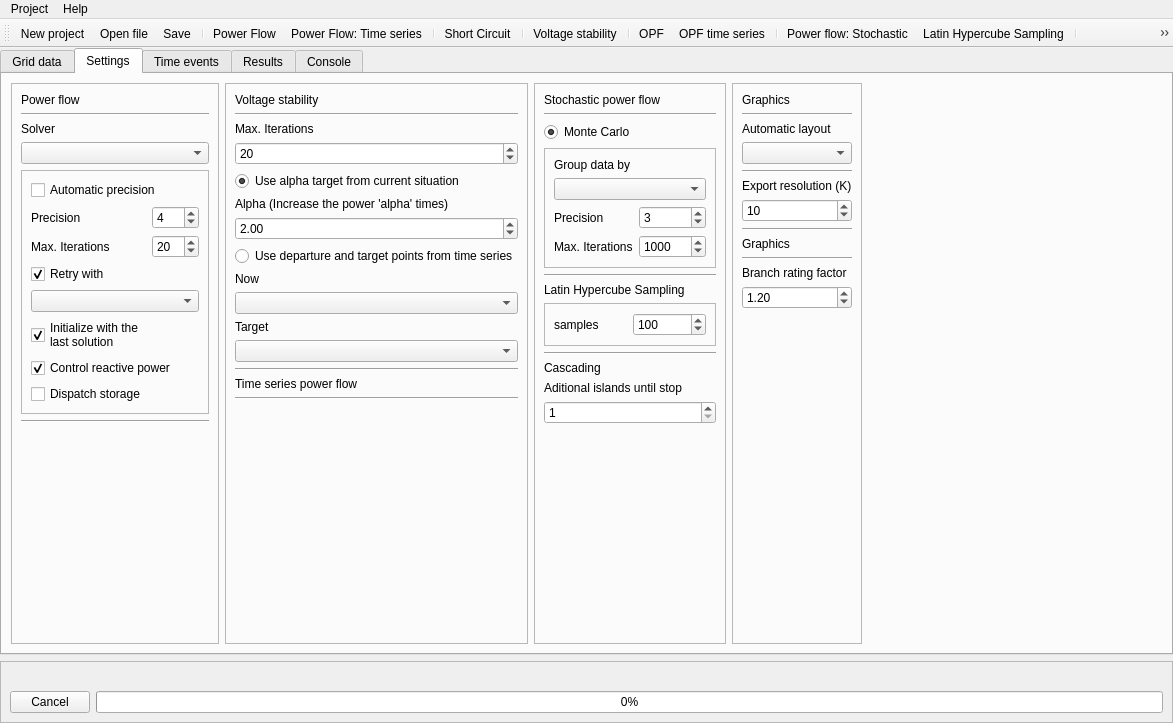
Above: UnderDevelopment/GridCal/Gui/Main/MainWindow.ui from SanPen/GridCal before the change. Below: the same form after it.
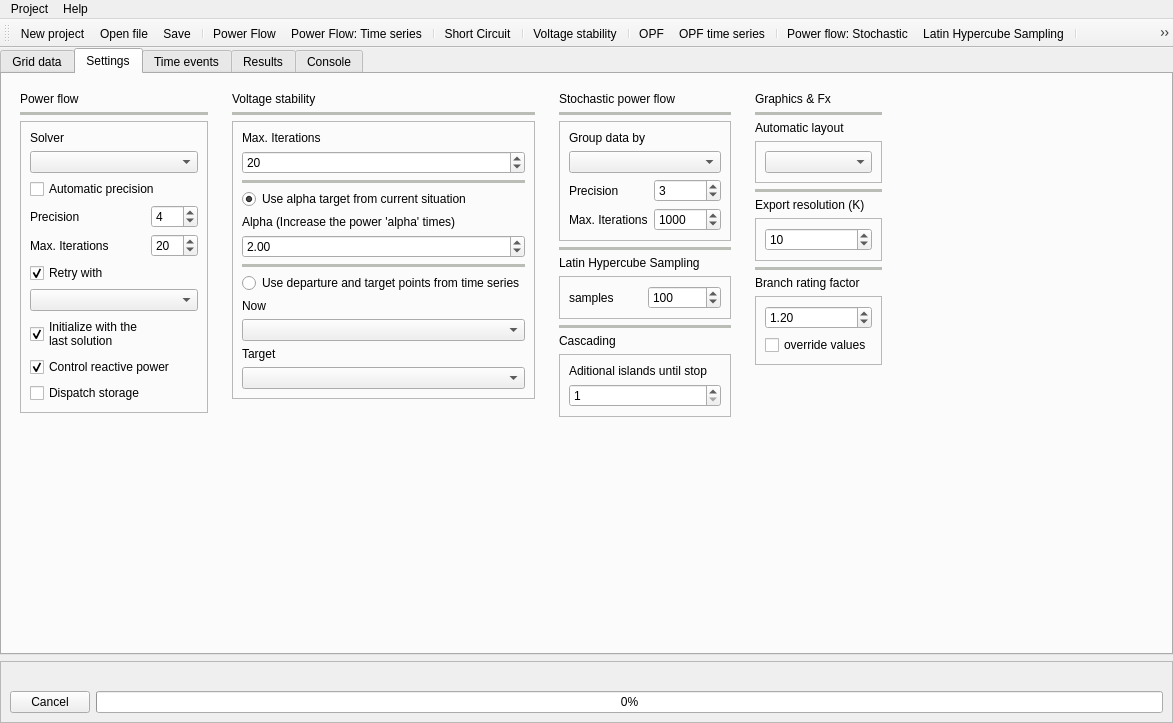
That is the form after the change. The open tabs and pages were chosen to show the change. Icons and pictures are not drawn. Custom widgets are drawn as their Qt base class.

What changed in the file:
```diff
--- a/UnderDevelopment/GridCal/Gui/Main/MainWindow.ui
+++ b/UnderDevelopment/GridCal/Gui/Main/MainWindow.ui
@@ -597,10 +597,10 @@
         <item>
          <widget class="QFrame" name="frame_7">
           <property name="frameShape">
-           <enum>QFrame::StyledPanel</enum>
+           <enum>QFrame::NoFrame</enum>
           </property>
           <property name="frameShadow">
-           <enum>QFrame::Raised</enum>
+           <enum>QFrame::Plain</enum>
           </property>
           <layout class="QVBoxLayout" name="verticalLayout_7">
            <item>
@@ -612,21 +612,54 @@
            </item>
            <item>
             <widget class="Line" name="line">
+             <property name="palette">
+              <palette>
+               <active>
+                <colorrole role="WindowText">
+                 <brush brushstyle="SolidPattern">
+                  <color alpha="255">
+                   <red>186</red>
+                   <green>189</green>
+                   <blue>182</blue>
+                  </color>
+                 </brush>
+                </colorrole>
+               </active>
+               <inactive>
+                <colorrole role="WindowText">
+                 <brush brushstyle="SolidPattern">
+                  <color alpha="255">
+                   <red>186</red>
+                   <green>189</green>
+                   <blue>182</blue>
+                  </color>
+                 </brush>
+                </colorrole>
+               </inactive>
+               <disabled>
+                <colorrole role="WindowText">
+                 <brush brushstyle="SolidPattern">
+                  <color alpha="255">
+                   <red>190</red>
+                   <green>190</green>
+                   <blue>190</blue>
+                  </color>
+                 </brush>
+                </colorrole>
+               </disabled>
+              </palette>
+             </property>
+             <property name="frameShadow">
+              <enum>QFrame::Plain</enum>
+             </property>
+             <property name="lineWidth">
+              <number>4</number>
+             </property>
              <property name="orientation">
               <enum>Qt::Horizontal</enum>
              </property>
             </widget>
            </item>
-           <item>
-            <widget class="QLabel" name="label_2">
-             <property name="text">
-              <string>Solver</string>
-             </property>
-            </widget>
-           </item>
-           <item>
-            <widget class="QComboBox" name="solver_comboBox"/>
-           </item>
            <item>
             <widget class="QFrame" name="frame_13">
              <property name="frameShape">
@@ -636,14 +669,14 @@
               <enum>QFrame::Raised</enum>
              </property>
              <layout class="QGridLayout" name="gridLayout_4">
-              <item row="1" column="0">
+              <item row="3" column="0">
                <widget class="QLabel" name="label_5">
                 <property name="text">
                  <string>Precision</string>
                 </property>
                </widget>
               </item>
-              <item row="1" column="1">
+              <item row="3" column="1">
                <widget class="QSpinBox" name="tolerance_spinBox">
                 <property name="toolTip">
                  <string>&lt;html&gt;&lt;head/&gt;&lt;body&gt;&lt;p&gt;Exponent of the precission to use.&lt;/p&gt;&lt;p&gt;precision = 1x10^-factor&lt;/p&gt;&lt;p&gt;&lt;br/&gt;&lt;/p&gt;&lt;p&gt;i.e.&lt;/p&gt;&lt;p&gt;factor=3&lt;/p&gt;&lt;p&gt;precision = 1e-3&lt;/p&gt;&lt;/body&gt;&lt;/html&gt;</string>
@@ -659,14 +692,14 @@
                 </property>
                </widget>
               </item>
-              <item row="2" column="0">
+              <item row="4" column="0">
                <widget class="QLabel" name="label_6">
                 <property name="text">
                  <string>Max. Iterations</string>
                 </property>
                </widget>
               </item>
-              <item row="2" column="1">
+              <item row="4" column="1">
                <widget class="QSpinBox" name="max_iterations_spinBox">
                 <property name="toolTip">
                  <string>&lt;html&gt;&lt;head/&gt;&lt;body&gt;&lt;p&gt;Maximum numberof iterations to use.&lt;/p&gt;&lt;p&gt;&lt;br/&gt;&lt;/p&gt;&lt;p&gt;Tipical values: &lt;/p&gt;&lt;p&gt;Newton Raphson: 5&lt;/p&gt;&lt;p&gt;Levenberg-Marquards: 20&lt;/p&gt;&lt;p&gt;Fast decoupled: 10&lt;/p&gt;&lt;p&gt;Others: 20&lt;/p&gt;&lt;/body&gt;&lt;/html&gt;</string>
@@ -682,7 +715,7 @@
                 </property>
                </widget>
               </item>
-              <item row="4" column="0" colspan="2">
+              <item row="6" column="0" colspan="2">
                <widget class="QCheckBox" name="helm_retry_checkBox">
                 <property name="text">
                  <string>Retry with</string>
@@ -692,7 +725,7 @@
                 </property>
                </widget>
               </item>
-              <item row="7" column="0" colspan="2">
+              <item row="9" column="0" colspan="2">
                <widget class="QCheckBox" name="control_Q_checkBox">
                 <property name="text">
                  <string>Control reactive power</string>
@@ -702,17 +735,17 @@
                 </property>
                </widget>
               </item>
-              <item row="0" column="0" colspan="2">
+              <item row="2" column="0" colspan="2">
                <widget class="QCheckBox" name="auto_precision_checkBox">
                 <property name="text">
                  <string>Automatic precision</string>
                 </property>
                </widget>
               </item>
-              <item row="5" column="0" colspan="2">
+              <item row="7" column="0" colspan="2">
                <widget class="QComboBox" name="retry_solver_comboBox"/>
               </item>
-              <item row="6" column="0" colspan="2">
+              <item row="8" column="0" colspan="2">
                <widget class="QCheckBox" name="remember_last_solution_checkBox">
                 <property name="text">
                  <string>Initialize with the 
@@ -723,21 +756,24 @@
                 </property>
                </widget>
               </item>
-              <item row="8" column="0">
+              <item row="10" column="0">
                <widget class="QCheckBox" name="dispatch_storage_checkBox">
                 <property name="text">
                  <string>Dispatch storage</string>
                 </property>
                </widget>
               </item>
-             </layout>
-            </widget>
-           </item>
-           <item>
-            <widget class="Line" name="line_2">
-             <property name="orientation">
-              <enum>Qt::Horizontal</enum>
-             </property>
+              <item row="0" column="0">
+               <widget class="QLabel" name="label_2">
+                <property name="text">
+                 <string>Solver</string>
+                </property>
+               </widget>
+              </item>
+              <item row="1" column="0" colspan="2">
+               <widget class="QComboBox" name="solver_comboBox"/>
+              </item>
+             </layout>
             </widget>
            </item>
            <item>
@@ -759,10 +795,10 @@
         <item>
          <widget class="QFrame" name="frame_17">
           <property name="frameShape">
-           <enum>QFrame::StyledPanel</enum>
+           <enum>QFrame::NoFrame</enum>
           </property>
           <property name="frameShadow">
-           <enum>QFrame::Raised</enum>
+           <enum>QFrame::Plain</enum>
           </property>
           <layout class="QVBoxLayout" name="verticalLayout_19">
            <item>
@@ -773,12 +809,64 @@
             </widget>
            </item>
            <item>
-            <widget class="Line" name="line_11">
+            <widget class="Line" name="line_3">
+             <property name="palette">
+              <palette>
+               <active>
+                <colorrole role="WindowText">
+                 <brush brushstyle="SolidPattern">
+                  <color alpha="255">
+                   <red>186</red>
+                   <green>189</green>
+                   <blue>182</blue>
+                  </color>
+                 </brush>
+                </colorrole>
+               </active>
+               <inactive>
+                <colorrole role="WindowText">
+                 <brush brushstyle="SolidPattern">
+                  <color alpha="255">
+                   <red>186</red>
+                   <green>189</green>
+                   <blue>182</blue>
+                  </color>
+                 </brush>
+                </colorrole>
+               </inactive>
+               <disabled>
+                <colorrole role="WindowText">
+                 <brush brushstyle="SolidPattern">
+                  <color alpha="255">
+                   <red>190</red>
+                   <green>190</green>
+                   <blue>190</blue>
+                  </color>
+                 </brush>
+                </colorrole>
+               </disabled>
+              </palette>
+             </property>
+             <property name="frameShadow">
+              <enum>QFrame::Plain</enum>
+             </property>
+             <property name="lineWidth">
+              <number>4</number>
+             </property>
              <property name="orientation">
               <enum>Qt::Horizontal</enum>
              </property>
             </widget>
            </item>
+           <item>
+            <widget class="QFrame" name="frame_21">
+             <property name="frameShape">
+              <enum>QFrame::StyledPanel</enum>
+             </property>
+             <property name="frameShadow">
+              <enum>QFrame::Raised</enum>
+             </property>
+             <layout class="QVBoxLayout" name="verticalLayout_10">
            <item>
             <widget class="QLabel" name="label_29">
              <property name="text">
@@ -799,6 +887,56 @@
              </property>
             </widget>
            </item>
+              <item>
+               <widget class="Line" name="line_12">
+                <property name="palette">
+                 <palette>
+                  <active>
+                   <colorrole role="WindowText">
+                    <brush brushstyle="SolidPattern">
+                     <color alpha="255">
+                      <red>186</red>
+                      <green>189</green>
+                      <blue>182</blue>
+                     </color>
+                    </brush>
+                   </colorrole>
+                  </active>
+                  <inactive>
+                   <colorrole role="WindowText">
+                    <brush brushstyle="SolidPattern">
+                     <color alpha="255">
+                      <red>186</red>
+                      <green>189</green>
+                      <blue>182</blue>
+                     </color>
+                    </brush>
+                   </colorrole>
+                  </inactive>
+                  <disabled>
+                   <colorrole role="WindowText">
+                    <brush brushstyle="SolidPattern">
+                     <color alpha="255">
+                      <red>190</red>
+                      <green>190</green>
+                      <blue>190</blue>
+                     </color>
+                    </brush>
+                   </colorrole>
+                  </disabled>
+                 </palette>
+                </property>
+                <property name="frameShadow">
+                 <enum>QFrame::Plain</enum>
+                </property>
+                <property name="lineWidth">
+                 <number>4</number>
+                </property>
+                <property name="orientation">
+                 <enum>Qt::Horizontal</enum>
+                </property>
+               </widget>
+              </item>
            <item>
             <widget class="QRadioButton" name="start_vs_from_default_radioButton">
              <property name="text">
@@ -823,6 +961,56 @@
              </property>
             </widget>
            </item>
+              <item>
+               <widget class="Line" name="line_11">
+                <property name="palette">
+                 <palette>
+                  <active>
+                   <colorrole role="WindowText">
+                    <brush brushstyle="SolidPattern">
+                     <color alpha="255">
+                      <red>186</red>
+                      <green>189</green>
+                      <blue>182</blue>
+                     </color>
+                    </brush>
+                   </colorrole>
+                  </active>
+                  <inactive>
+                   <colorrole role="WindowText">
+                    <brush brushstyle="SolidPattern">
+                     <color alpha="255">
+                      <red>186</red>
+                      <green>189</green>
+                      <blue>182</blue>
+                     </color>
+                    </brush>
+                   </colorrole>
+                  </inactive>
+                  <disabled>
+                   <colorrole role="WindowText">
+                    <brush brushstyle="SolidPattern">
+                     <color alpha="255">
+                      <red>190</red>
+                      <green>190</green>
+                      <blue>190</blue>
+                     </color>
+                    </brush>
+                   </colorrole>
+                  </disabled>
+                 </palette>
+                </property>
+                <property name="frameShadow">
+                 <enum>QFrame::Plain</enum>
+                </property>
+                <property name="lineWidth">
+                 <number>4</number>
+                </property>
+                <property name="orientation">
+                 <enum>Qt::Horizontal</enum>
+                </property>
+               </widget>
+              </item>
            <item>
             <widget class="QRadioButton" name="start_vs_from_selected_radioButton">
              <property name="text">
@@ -850,25 +1038,7 @@
            <item>
             <widget class="QComboBox" name="vs_target_comboBox"/>
            </item>
-           <item>
-            <widget class="Line" name="line_12">
-             <property name="orientation">
-              <enum>Qt::Horizontal</enum>
-             </property>
-            </widget>
-           </item>
-           <item>
-            <widget class="QLabel" name="label_23">
-             <property name="text">
-              <string>Time series power flow</string>
-             </property>
-            </widget>
-           </item>
-           <item>
-            <widget class="Line" name="line_15">
-             <property name="orientation">
-              <enum>Qt::Horizontal</enum>
-             </property>
+             </layout>
             </widget>
            </item>
            <item>
@@ -890,10 +1060,10 @@
         <item>
          <widget class="QFrame" name="frame_16">
           <property name="frameShape">
-           <enum>QFrame::StyledPanel</enum>
+           <enum>QFrame::NoFrame</enum>
           </property>
           <property name="frameShadow">
-           <enum>QFrame::Raised</enum>
+           <enum>QFrame::Plain</enum>
           </property>
           <layout class="QVBoxLayout" name="verticalLayout_13">
            <item>
@@ -904,22 +1074,55 @@
             </widget>
            </item>
            <item>
-            <widget class="Line" name="line_10">
+            <widget class="Line" name="line_4">
+             <property name="palette">
+              <palette>
+               <active>
+                <colorrole role="WindowText">
+                 <brush brushstyle="SolidPattern">
+                  <color alpha="255">
+                   <red>186</red>
+                   <green>189</green>
+                   <blue>182</blue>
+                  </color>
+                 </brush>
+                </colorrole>
+               </active>
+               <inactive>
+                <colorrole role="WindowText">
+                 <brush brushstyle="SolidPattern">
+                  <color alpha="255">
+                   <red>186</red>
+                   <green>189</green>
+                   <blue>182</blue>
+                  </color>
+                 </brush>
+                </colorrole>
+               </inactive>
+               <disabled>
+                <colorrole role="WindowText">
+                 <brush brushstyle="SolidPattern">
+                  <color alpha="255">
+                   <red>190</red>
+                   <green>190</green>
+                   <blue>190</blue>
+                  </color>
+                 </brush>
+                </colorrole>
+               </disabled>
+              </palette>
+             </property>
+             <property name="frameShadow">
+              <enum>QFrame::Plain</enum>
+             </property>
+             <property name="lineWidth">
+              <number>4</number>
+             </property>
              <property name="orientation">
               <enum>Qt::Horizontal</enum>
              </property>
             </widget>
            </item>
-           <item>
-            <widget class="QRadioButton" name="montecarlo_radioButton">
-             <property name="text">
-              <string>Monte Carlo</string>
-             </property>
-             <property name="checked">
-              <bool>true</bool>
-             </property>
-            </widget>
-           </item>
            <item>
             <widget class="QFrame" name="frame_15">
              <property name="frameShape">
@@ -983,7 +1186,50 @@
             </widget>
            </item>
            <item>
-            <widget class="Line" name="line_13">
+            <widget class="Line" name="line_9">
+             <property name="palette">
+              <palette>
+               <active>
+                <colorrole role="WindowText">
+                 <brush brushstyle="SolidPattern">
+                  <color alpha="255">
+                   <red>186</red>
+                   <green>189</green>
+                   <blue>182</blue>
+                  </color>
+                 </brush>
+                </colorrole>
+               </active>
+               <inactive>
+                <colorrole role="WindowText">
+                 <brush brushstyle="SolidPattern">
+                  <color alpha="255">
+                   <red>186</red>
+                   <green>189</green>
+                   <blue>182</blue>
+                  </color>
+                 </brush>
+                </colorrole>
+               </inactive>
+               <disabled>
+                <colorrole role="WindowText">
+                 <brush brushstyle="SolidPattern">
+                  <color alpha="255">
+                   <red>190</red>
+                   <green>190</green>
+                   <blue>190</blue>
+                  </color>
+                 </brush>
+                </colorrole>
+               </disabled>
+              </palette>
+             </property>
+             <property name="frameShadow">
+              <enum>QFrame::Plain</enum>
+             </property>
+             <property name="lineWidth">
+              <number>4</number>
+             </property>
              <property name="orientation">
               <enum>Qt::Horizontal</enum>
              </property>
@@ -1032,7 +1278,50 @@
             </widget>
            </item>
            <item>
-            <widget class="Line" name="line_14">
+            <widget class="Line" name="line_10">
+             <property name="palette">
+              <palette>
+               <active>
+                <colorrole role="WindowText">
+                 <brush brushstyle="SolidPattern">
+                  <color alpha="255">
+                   <red>186</red>
+                   <green>189</green>
+                   <blue>182</blue>
+                  </color>
+                 </brush>
+                </colorrole>
+               </active>
+               <inactive>
+                <colorrole role="WindowText">
+                 <brush brushstyle="SolidPattern">
+                  <color alpha="255">
+                   <red>186</red>
+                   <green>189</green>
+                   <blue>182</blue>
+                  </color>
+                 </brush>
+                </colorrole>
+               </inactive>
+               <disabled>
+                <colorrole role="WindowText">
+                 <brush brushstyle="SolidPattern">
+                  <color alpha="255">
+                   <red>190</red>
+                   <green>190</green>
+                   <blue>190</blue>
+                  </color>
+                 </brush>
+                </colorrole>
+               </disabled>
+              </palette>
+             </property>
+             <property name="frameShadow">
+              <enum>QFrame::Plain</enum>
+             </property>
+             <property name="lineWidth">
+              <number>4</number>
+             </property>
              <property name="orientation">
               <enum>Qt::Horizontal</enum>
              </property>
@@ -1046,6 +1335,15 @@
             </widget>
            </item>
            <item>
+            <widget class="QFrame" name="frame_22">
+             <property name="frameShape">
+              <enum>QFrame::StyledPanel</enum>
+             </property>
+             <property name="frameShadow">
+              <enum>QFrame::Raised</enum>
+             </property>
+             <layout class="QVBoxLayout" name="verticalLayout_11">
+              <item>
             <widget class="QLabel" name="label_28">
              <property name="text">
               <string>Aditional islands until stop</string>
@@ -1065,6 +1363,9 @@
              </property>
             </widget>
            </item>
+             </layout>
+            </widget>
+           </item>
            <item>
             <spacer name="verticalSpacer_4">
              <property name="orientation">
@@ -1084,21 +1385,64 @@
         <item>
          <widget class="QFrame" name="frame_14">
           <property name="frameShape">
-           <enum>QFrame::StyledPanel</enum>
+           <enum>QFrame::NoFrame</enum>
           </property>
           <property name="frameShadow">
-           <enum>QFrame::Raised</enum>
+           <enum>QFrame::Plain</enum>
           </property>
           <layout class="QVBoxLayout" name="verticalLayout_12">
            <item>
             <widget class="QLabel" name="label_11">
              <property name="text">
-              <string>Graphics</string>
+              <string>Graphics &amp; Fx</string>
              </property>
             </widget>
            </item>
            <item>
-            <widget class="Line" name="line_8">
+            <widget class="Line" name="line_5">
+             <property name="palette">
+              <palette>
+               <active>
+                <colorrole role="WindowText">
+                 <brush brushstyle="SolidPattern">
+                  <color alpha="255">
+                   <red>186</red>
+                   <green>189</green>
+                   <blue>182</blue>
+                  </color>
+                 </brush>
+                </colorrole>
+               </active>
+               <inactive>
+                <colorrole role="WindowText">
+                 <brush brushstyle="SolidPattern">
+                  <color alpha="255">
+                   <red>186</red>
+                   <green>189</green>
+                   <blue>182</blue>
+                  </color>
+                 </brush>
+                </colorrole>
+               </inactive>
+               <disabled>
+                <colorrole role="WindowText">
+                 <brush brushstyle="SolidPattern">
+                  <color alpha="255">
+                   <red>190</red>
+                   <green>190</green>
+                   <blue>190</blue>
+                  </color>
+                 </brush>
+                </colorrole>
+               </disabled>
+              </palette>
+             </property>
+             <property name="frameShadow">
+              <enum>QFrame::Plain</enum>
+             </property>
+             <property name="lineWidth">
+              <number>4</number>
+             </property>
              <property name="orientation">
               <enum>Qt::Horizontal</enum>
              </property>
@@ -1112,14 +1456,69 @@
             </widget>
            </item>
            <item>
+            <widget class="QFrame" name="frame_25">
+             <property name="frameShape">
+              <enum>QFrame::StyledPanel</enum>
+             </property>
+             <property name="frameShadow">
+              <enum>QFrame::Raised</enum>
+             </property>
+             <layout class="QVBoxLayout" name="verticalLayout_17">
+              <item>
             <widget class="QComboBox" name="automatic_layout_comboBox">
              <property name="toolTip">
               <string>&lt;html&gt;&lt;head/&gt;&lt;body&gt;&lt;p&gt;Algorithm to use for the automatic &lt;/p&gt;&lt;p&gt;layout of the grid nodes&lt;/p&gt;&lt;/body&gt;&lt;/html&gt;</string>
              </property>
             </widget>
            </item>
+             </layout>
+            </widget>
+           </item>
            <item>
-            <widget class="Line" name="line_9">
+            <widget class="Line" name="line_6">
+             <property name="palette">
+              <palette>
+               <active>
+                <colorrole role="WindowText">
+                 <brush brushstyle="SolidPattern">
+                  <color alpha="255">
+                   <red>186</red>
+                   <green>189</green>
+                   <blue>182</blue>
+                  </color>
+                 </brush>
+                </colorrole>
+               </active>
+               <inactive>
+                <colorrole role="WindowText">
+                 <brush brushstyle="SolidPattern">
+                  <color alpha="255">
+                   <red>186</red>
+                   <green>189</green>
+                   <blue>182</blue>
+                  </color>
+                 </brush>
+                </colorrole>
+               </inactive>
+               <disabled>
+                <colorrole role="WindowText">
+                 <brush brushstyle="SolidPattern">
+                  <color alpha="255">
+                   <red>190</red>
+                   <green>190</green>
+                   <blue>190</blue>
+                  </color>
+                 </brush>
+                </colorrole>
+               </disabled>
+              </palette>
+             </property>
+             <property name="frameShadow">
+              <enum>QFrame::Plain</enum>
+             </property>
+             <property name="lineWidth">
+              <number>4</number>
+             </property>
              <property name="orientation">
               <enum>Qt::Horizontal</enum>
              </property>
@@ -1133,6 +1532,15 @@
             </widget>
            </item>
            <item>
+            <widget class="QFrame" name="frame_24">
+             <property name="frameShape">
+              <enum>QFrame::StyledPanel</enum>
+             </property>
+             <property name="frameShadow">
+              <enum>QFrame::Raised</enum>
+             </property>
+             <layout class="QVBoxLayout" name="verticalLayout_16">
+              <item>
             <widget class="QSpinBox" name="resolution_factor_spinBox">
              <property name="toolTip">
               <string>&lt;html&gt;&lt;head/&gt;&lt;body&gt;&lt;p&gt;Resolution factor.&lt;/p&gt;&lt;p&gt;1K = 1920 x 1080 pixels&lt;/p&gt;&lt;/body&gt;&lt;/html&gt;</string>
@@ -1148,22 +1556,54 @@
              </property>
             </widget>
            </item>
-           <item>
-            <widget class="Line" name="line_16">
-             <property name="orientation">
-              <enum>Qt::Horizontal</enum>
-             </property>
+             </layout>
             </widget>
            </item>
            <item>
-            <widget class="QLabel" name="label_33">
-             <property name="text">
-              <string>Graphics</string>
+            <widget class="Line" name="line_8">
+             <property name="palette">
+              <palette>
+               <active>
+                <colorrole role="WindowText">
+                 <brush brushstyle="SolidPattern">
+                  <color alpha="255">
+                   <red>186</red>
+                   <green>189</green>
+                   <blue>182</blue>
+                  </color>
+                 </brush>
+                </colorrole>
+               </active>
+               <inactive>
+                <colorrole role="WindowText">
+                 <brush brushstyle="SolidPattern">
+                  <color alpha="255">
+                   <red>186</red>
+                   <green>189</green>
+                   <blue>182</blue>
+                  </color>
+                 </brush>
+                </colorrole>
+               </inactive>
+               <disabled>
+                <colorrole role="WindowText">
+                 <brush brushstyle="SolidPattern">
+                  <color alpha="255">
+                   <red>190</red>
+                   <green>190</green>
+                   <blue>190</blue>
+                  </color>
+                 </brush>
+                </colorrole>
+               </disabled>
+              </palette>
              </property>
-            </widget>
-           </item>
-           <item>
-            <widget class="Line" name="line_17">
+             <property name="frameShadow">
+              <enum>QFrame::Plain</enum>
+             </property>
+             <property name="lineWidth">
+              <number>4</number>
+             </property>
              <property name="orientation">
               <enum>Qt::Horizontal</enum>
              </property>
@@ -1177,6 +1617,15 @@
             </widget>
            </item>
            <item>
+            <widget class="QFrame" name="frame_23">
+             <property name="frameShape">
+              <enum>QFrame::StyledPanel</enum>
+             </property>
+             <property name="frameShadow">
+              <enum>QFrame::Raised</enum>
+             </property>
+             <layout class="QVBoxLayout" name="verticalLayout_15">
+              <item>
             <widget class="QDoubleSpinBox" name="branch_rating_doubleSpinBox">
              <property name="toolTip">
               <string>&lt;html&gt;&lt;head/&gt;&lt;body&gt;&lt;p&gt;Factor to aply to the branch calculated poower to use as rating&lt;/p&gt;&lt;/body&gt;&lt;/html&gt;</string>
@@ -1193,6 +1642,16 @@
             </widget>
            </item>
            <item>
+               <widget class="QCheckBox" name="rating_override_checkBox">
+                <property name="text">
+                 <string>override values</string>
+                </property>
+               </widget>
+              </item>
+             </layout>
+            </widget>
+           </item>
+           <item>
             <spacer name="verticalSpacer_3">
              <property name="orientation">
               <enum>Qt::Vertical</enum>
```
Left out of the diff: 10 changed lines with no effect on the pictures. Lines whose indentation alone changed are shown as unchanged.
